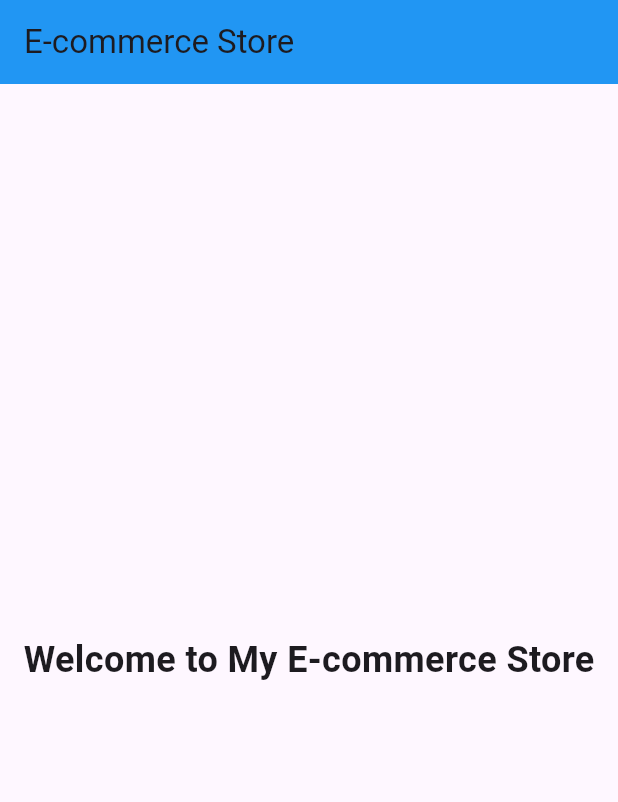
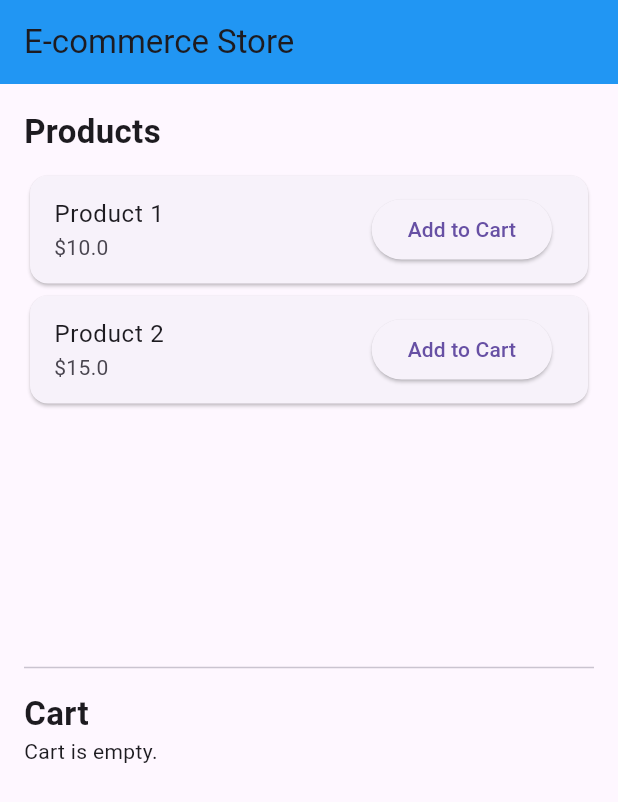
Before and after one commit to rawooldipesh/ecomm-pwa, a Flutter app: the screen it shows after launch, on a phone screen of 412 x 824 dp. Shown: the top 802 px of the screen. Run offline on Flutter 3.47's test engine with Material 3 defaults, Android fonts, the light colour scheme and no system bars.

Commit message:
Updated files for E-commerce PWA project

```diff
--- a/lib/main.dart
+++ b/lib/main.dart
@@ -9,19 +9,89 @@ class MyApp extends StatelessWidget {
 
   @override
   Widget build(BuildContext context) {
-    return MaterialApp(
+    return const MaterialApp(
       debugShowCheckedModeBanner: false,
-      home: Scaffold(
+      home: ECommercePage(),
+    );
+  }
+}
 
-        appBar: AppBar(
-          backgroundColor: Colors.blue,
-          title: const Text("E-commerce Store"),
-        ),
-        body: const Center(
-          child: Text(
-            "Welcome to My E-commerce Store",
-            style: TextStyle(fontSize: 24, fontWeight: FontWeight.bold),
-          ),
+class ECommercePage extends StatefulWidget {
+  const ECommercePage({super.key});
+
+  @override
+  State<ECommercePage> createState() => _ECommercePageState();
+}
+
+class _ECommercePageState extends State<ECommercePage> {
+  final List<Map<String, dynamic>> products = [
+    {'name': 'Product 1', 'price': 10.0},
+    {'name': 'Product 2', 'price': 15.0},
+  ];
+
+  final List<Map<String, dynamic>> cart = [];
+
+  void addToCart(Map<String, dynamic> product) {
+    setState(() {
+      cart.add(product);
+    });
+  }
+
+  @override
+  Widget build(BuildContext context) {
+    return Scaffold(
+      appBar: AppBar(
+        title: const Text("E-commerce Store"),
+        backgroundColor: Colors.blue,
+      ),
+      body: Padding(
+        padding: const EdgeInsets.all(16),
+        child: Column(
+          crossAxisAlignment: CrossAxisAlignment.start,
+          children: [
+            const Text(
+              "Products",
+              style: TextStyle(fontSize: 22, fontWeight: FontWeight.bold),
+            ),
+            const SizedBox(height: 10),
+            Expanded(
+              child: ListView.builder(
+                itemCount: products.length,
+                itemBuilder: (context, index) {
+                  final product = products[index];
+                  return Card(
+                    child: ListTile(
+                      title: Text(product['name']),
+                      subtitle: Text("\$${product['price']}"),
+                      trailing: ElevatedButton(
+                        onPressed: () => addToCart(product),
+                        child: const Text("Add to Cart"),
+                      ),
+                    ),
+                  );
+                },
+              ),
+            ),
+            const Divider(height: 30),
+            const Text(
+              "Cart",
+              style: TextStyle(fontSize: 22, fontWeight: FontWeight.bold),
+            ),
+            Expanded(
+              child: cart.isEmpty
+                  ? const Text("Cart is empty.")
+                  : ListView.builder(
+                      itemCount: cart.length,
+                      itemBuilder: (context, index) {
+                        final item = cart[index];
+                        return ListTile(
+                          title: Text(item['name']),
+                          trailing: Text("\$${item['price']}"),
+                        );
+                      },
+                    ),
+            )
+          ],
         ),
       ),
     );
```
Also changed, not shown: 9 other files.
